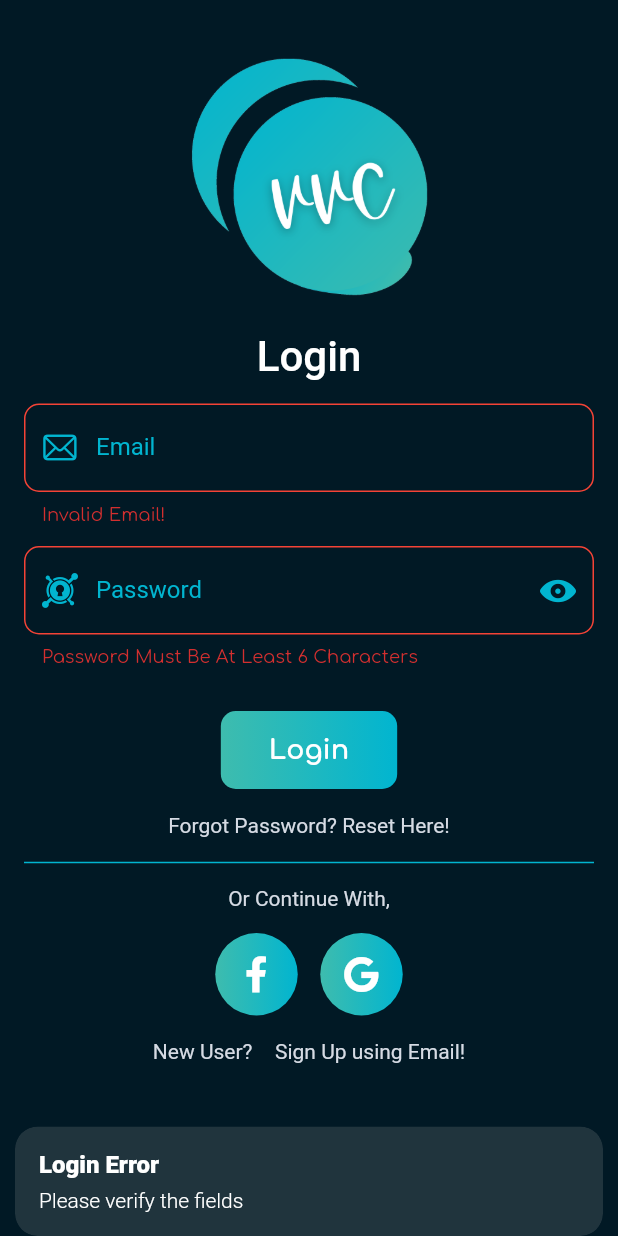
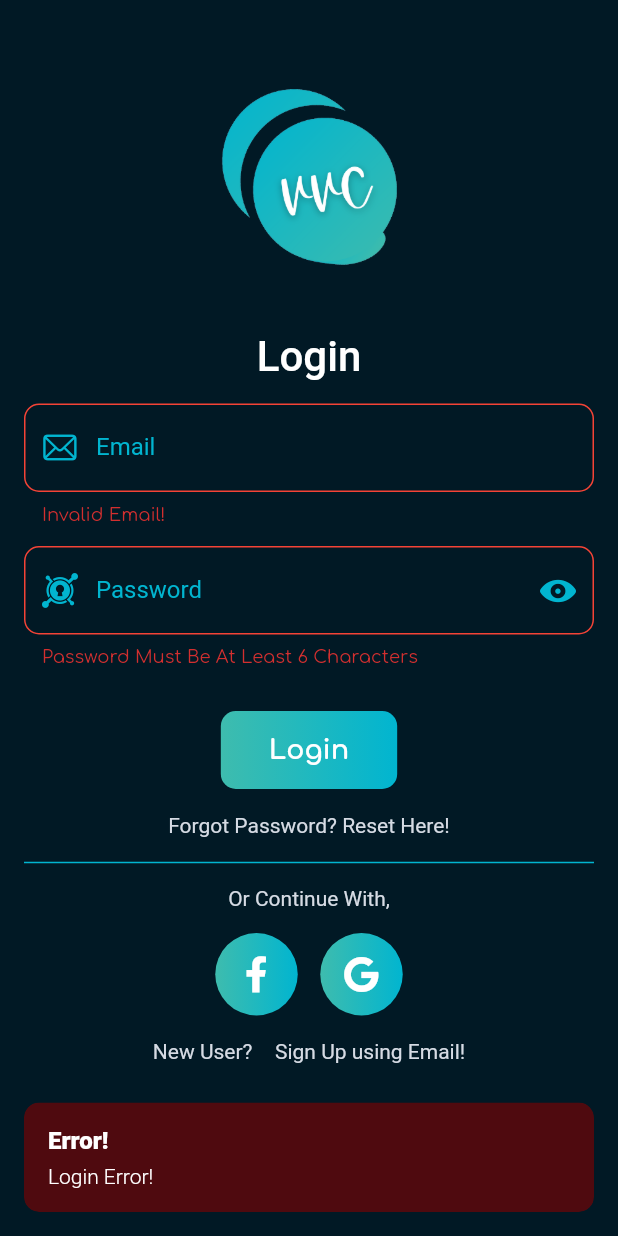
Before and after one commit to devShakib015/vvc, a Flutter app: the AuthView screen opened directly, after a tap on "Login", on a phone screen of 412 x 824 dp. Run offline on Flutter 3.47's test engine with Material 2 defaults, Android fonts, the phone set to English and light mode, and no system bars; our stand-ins replace flutter_spinkit, font_awesome_flutter, get, get_storage, google_fonts, google_nav_bar and 1 more; missing offline and left inert: dart:ffi; accounts and stored records are empty.

Commit message:
UI Updated
Bugs Fixed
Refactored
Custom Dialog
Custom Loading
Custom Snackbar
Custom Error Snackbar

```diff
--- a/lib/constants/color_constants.dart
+++ b/lib/constants/color_constants.dart
@@ -14,4 +14,6 @@ class VvcColors {
   static const Color mainLightColor = Color(0xFFD6DBE4);
 
   static const Color bgColor = Color(0xff011925);
+
+  static const Color errorColor = Color(0xFF830000);
 }
--- a/lib/controllers/auth_controller/auth_page_controller.dart
+++ b/lib/controllers/auth_controller/auth_page_controller.dart
@@ -1,8 +1,13 @@
 import 'package:flutter/cupertino.dart';
 import 'package:get/get.dart';
+import 'package:vvc/controllers/auth_controller/auth_controller.dart';
+import 'package:vvc/views/bottom_nav_bar/bottom_nav_bar.dart';
+import 'package:vvc/widgets/vvc_snackbar.dart';
 
 class AuthPageController extends GetxController {
   final PageController pageController = PageController();
+
+  final AuthController _authController = Get.find<AuthController>();
 
   //Form keys
   final loginFormKey = GlobalKey<FormState>();
@@ -21,6 +26,44 @@ class AuthPageController extends GetxController {
   RxBool loginPasswordObscure = true.obs;
   RxBool signUpPasswordObscure = true.obs;
   RxBool signUpConfirmPasswordObscure = true.obs;
+
+  void onPressedLogin() async {
+    //todo: Login
+    if (loginFormKey.currentState!.validate()) {
+      await _authController.login();
+      clearFields();
+      Get.to(() => BottomNavBarPage());
+    } else {
+      VvcSnackBar.showErrorSnackBar(message: "Login Error!");
+    }
+  }
+
+  void onPressedSignUp() async {
+    //todo: Sign Up
+    if (signUpFormKey.currentState!.validate()) {
+      await _authController.signUp();
+      clearFields();
+      Get.to(() => BottomNavBarPage());
+    } else {
+      VvcSnackBar.showErrorSnackBar(message: "Sign Up Error");
+    }
+  }
+
+  void goToSignUpPage() {
+    clearFields();
+    pageController.nextPage(
+      duration: Duration(milliseconds: 300),
+      curve: Curves.ease,
+    );
+  }
+
+  void goToLoginPage() {
+    clearFields();
+    pageController.previousPage(
+      duration: Duration(milliseconds: 300),
+      curve: Curves.ease,
+    );
+  }
 
   //Function to clear all the fields
   void clearFields() {
--- a/lib/views/auth/auth_pages/login_page.dart
+++ b/lib/views/auth/auth_pages/login_page.dart
@@ -4,9 +4,7 @@ import 'package:get/get.dart';
 import 'package:vvc/constants/color_constants.dart';
 import 'package:vvc/constants/image_constants.dart';
 import 'package:vvc/constants/style_constants.dart';
-import 'package:vvc/controllers/auth_controller/auth_controller.dart';
 import 'package:vvc/controllers/auth_controller/auth_page_controller.dart';
-import 'package:vvc/utils/main_page.dart';
 import 'package:vvc/widgets/vvc_elevated_button.dart';
 import 'package:vvc/widgets/vvc_heading.dart';
 import 'package:vvc/widgets/vvc_sub_heading.dart';
@@ -14,14 +12,11 @@ import 'package:vvc/widgets/vvc_text_form_field.dart';
 import 'package:font_awesome_flutter/font_awesome_flutter.dart';
 
 class LoginPage extends StatelessWidget {
-  final AuthController _authController;
   final AuthPageController _authPageController;
 
   LoginPage({
-    required authController,
     required authPageController,
-  })  : this._authController = authController,
-        this._authPageController = authPageController;
+  }) : this._authPageController = authPageController;
 
   @override
   Widget build(BuildContext context) {
@@ -93,22 +88,9 @@ class LoginPage extends StatelessWidget {
                       VvcStyle.defaultVerticalSpacer,
                       VvcStyle.defaultVerticalSpacer,
                       VvcElevatedButton.text(
-                          label: "Login",
-                          onPressed: () async {
-                            //todo: Login
-                            if (_authPageController.loginFormKey.currentState!
-                                .validate()) {
-                              await _authController.login();
-                              _authPageController.clearFields();
-                              Get.to(() => MainPage());
-                            } else {
-                              Get.snackbar(
-                                "Login Error",
-                                "Please verify the fields",
-                                snackPosition: SnackPosition.BOTTOM,
-                              );
-                            }
-                          }),
+                        label: "Login",
+                        onPressed: _authPageController.onPressedLogin,
+                      ),
 
                       Row(
                         mainAxisSize: MainAxisSize.min,
@@ -162,17 +144,12 @@ class LoginPage extends StatelessWidget {
                           VvcSubHeading(text: "New User?"),
                           VvcStyle.defaultHorizontalSpacer,
                           GestureDetector(
-                            onTap: () {
-                              _authPageController.clearFields();
-                              _authPageController.pageController.nextPage(
-                                duration: Duration(milliseconds: 300),
-                                curve: Curves.ease,
-                              );
-                            },
+                            onTap: _authPageController.goToSignUpPage,
                             child: Padding(
                               padding: const EdgeInsets.symmetric(vertical: 16),
-                              child:
-                                  VvcSubHeading(text: "Sign Up using Email!"),
+                              child: VvcSubHeading(
+                                text: "Sign Up using Email!",
+                              ),
                             ),
                           )
                         ],
--- a/lib/views/auth/auth_view.dart
+++ b/lib/views/auth/auth_view.dart
@@ -23,11 +23,9 @@ class AuthView extends StatelessWidget {
           controller: _authPageController.pageController,
           children: [
             LoginPage(
-              authController: _authController,
               authPageController: _authPageController,
             ),
             SignUpPage(
-              authController: _authController,
               authPageController: _authPageController,
             ),
           ],
--- /dev/null
+++ b/lib/widgets/vvc_snackbar.dart
@@ -0,0 +1,47 @@
+import 'dart:ffi';
+
+import 'package:flutter/cupertino.dart';
+import 'package:flutter/material.dart';
+import 'package:get/get.dart';
+import 'package:vvc/constants/color_constants.dart';
+
+class VvcSnackBar {
+  VvcSnackBar._();
+
+  static void showSnackBar(
+      {required String title,
+      required String message,
+      bool isErrorBar = false,
+      int durationInSecond = 2}) {
+    Get.snackbar(
+      title,
+      message,
+      snackPosition: SnackPosition.BOTTOM,
+      animationDuration: Duration(milliseconds: 500),
+      duration: Duration(seconds: durationInSecond),
+      backgroundGradient: isErrorBar
+          ? null
+          : LinearGradient(
+              begin: Alignment.topLeft,
+              end: Alignment.bottomRight,
+              colors: [
+                VvcColors.primaryColor1,
+                VvcColors.primaryColor2,
+              ],
+            ),
+      backgroundColor:
+          isErrorBar ? VvcColors.errorColor.withOpacity(0.6) : null,
+      borderRadius: 10,
+      margin: EdgeInsets.all(16),
+      snackStyle: SnackStyle.FLOATING,
+    );
+  }
+
+  static void showErrorSnackBar({required String message}) {
+    showSnackBar(
+      title: "Error!",
+      message: message,
+      isErrorBar: true,
+    );
+  }
+}
--- a/pubspec.yaml
+++ b/pubspec.yaml
@@ -29,6 +29,7 @@ dependencies:
   google_fonts: ^2.1.0
   google_nav_bar: ^5.0.5
   font_awesome_flutter: ^9.1.0
+  flutter_spinkit: ^5.0.0
 
 dev_dependencies:
   flutter_test:
```
Also changed, not shown: lib/controllers/auth_controller/auth_controller.dart (+6 -12 lines), lib/utils/main_page.dart (deleted, +0 -64 lines), lib/views/auth/auth_pages/sign_up_page.dart (+6 -18 lines), lib/views/bottom_nav_bar/bottom_nav_bar.dart (added, +67 -0 lines), lib/widgets/vvc_dialog.dart (added, +150 -0 lines), assets/logo/vvc_logo.png, 6 other files.
